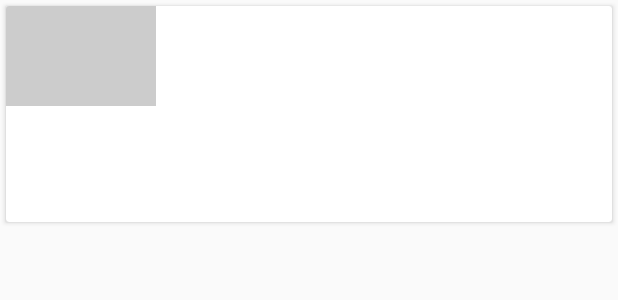
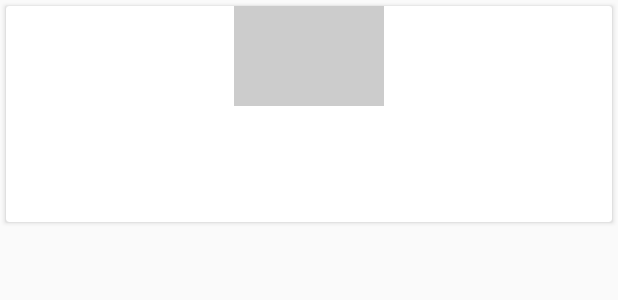
Before and after one commit to IvanLepi/XYZ, an Android app: the layout list_item_article.xml on its own in the app's theme, with its tools: preview values and no code run, on a phone screen of 412 x 824 dp. Shown: the top 300 px of the screen. Run offline under Robolectric (Android 15) with nearby library versions, the phone set to English and light mode, and no system bars.

Commit message:
material transition

```diff
--- a/XYZReader/src/main/AndroidManifest.xml
+++ b/XYZReader/src/main/AndroidManifest.xml
@@ -12,7 +12,7 @@
         android:allowBackup="true"
         android:icon="@mipmap/ic_launcher"
         android:label="@string/app_name"
-        android:theme="@style/Theme.Bacon">
+        android:theme="@style/AppTheme">
 
         <activity
             android:name=".ui.ArticleListActivity"
--- a/XYZReader/src/main/java/com/example/xyzreader/ui/ArticleDetailActivity.java
+++ b/XYZReader/src/main/java/com/example/xyzreader/ui/ArticleDetailActivity.java
@@ -10,7 +10,7 @@ import android.os.Build;
 import android.os.Bundle;
 import android.support.v13.app.FragmentStatePagerAdapter;
 import android.support.v4.view.ViewPager;
-import android.support.v7.app.ActionBarActivity;
+import android.support.v7.app.AppCompatActivity;
 import android.util.TypedValue;
 import android.view.View;
 import android.view.ViewGroup;
@@ -23,7 +23,7 @@ import com.example.xyzreader.data.ItemsContract;
 /**
  * An activity representing a single Article detail screen, letting you swipe between articles.
  */
-public class ArticleDetailActivity extends ActionBarActivity
+public class ArticleDetailActivity extends AppCompatActivity
         implements LoaderManager.LoaderCallbacks<Cursor> {
 
     private Cursor mCursor;
--- a/XYZReader/src/main/res/layout/list_item_article.xml
+++ b/XYZReader/src/main/res/layout/list_item_article.xml
@@ -1,5 +1,4 @@
 <android.support.v7.widget.CardView xmlns:android="http://schemas.android.com/apk/res/android"
-    xmlns:app="http://schemas.android.com/apk/res-auto"
     android:layout_width="match_parent"
     android:layout_height="wrap_content"
     android:layout_marginLeft="4dp"
@@ -20,7 +19,8 @@
             android:id="@+id/thumbnail"
             android:layout_width="100dp"
             android:layout_height="100dp"
-            android:background="@color/photo_placeholder" />
+            android:background="@color/photo_placeholder"
+            android:layout_gravity="center"/>
 
         <TextView
             android:id="@+id/article_title"
@@ -31,9 +31,10 @@
             android:paddingTop="16dp"
             android:paddingRight="16dp"
             android:paddingBottom="4dp"
-            android:textColor="@color/ltgray"
+            android:textColor="@color/primary_text"
             android:ellipsize="end"
-            android:maxLines="4" />
+            android:maxLines="4"
+            android:gravity="center_horizontal"/>
 
         <TextView
             android:id="@+id/article_subtitle"
@@ -43,10 +44,10 @@
             android:paddingLeft="16dp"
             android:paddingRight="16dp"
             android:paddingBottom="16dp"
-            android:textColor="#6000"
+            android:textColor="@color/secondary_text"
             android:maxLines="1"
-            android:singleLine="true"
-            android:ellipsize="end" />
+            android:ellipsize="end"
+            android:gravity="center_horizontal"/>
     </LinearLayout>
 
 </android.support.v7.widget.CardView>
--- a/XYZReader/src/main/res/values/colors.xml
+++ b/XYZReader/src/main/res/values/colors.xml
@@ -22,4 +22,12 @@
     <color name="theme_primary_dark">#04561A</color>
     <color name="theme_accent">#04561A</color>
     <color name="ltgray">#ffe0e0e0</color>
+
+    <!-- using the "Light Blue" Material Palette -->
+    <color name="primary">#03A9F4</color>  <!-- 500 -->
+    <color name="primary_dark">#0288D1</color>  <!-- 700 -->
+    <color name="primary_light">#B3E5FC</color> <!-- 100 -->
+    <color name="accent">#FFD740</color>
+    <color name="primary_text">#212121</color>
+    <color name="secondary_text">#727272</color>
 </resources>
--- a/XYZReader/src/main/res/values/styles.xml
+++ b/XYZReader/src/main/res/values/styles.xml
@@ -16,13 +16,19 @@
 -->
 
 <resources>
+        <!-- Base application theme. -->
+        <style name="AppTheme" parent="Theme.AppCompat.Light.NoActionBar">
+                <item name="colorPrimary">@color/primary</item>
+                <item name="colorPrimaryDark">@color/primary_dark</item>
+                <item name="colorAccent">@color/accent</item>
+                <item name="toolbarStyle">@style/Toolbar</item>
+        </style>
 
-    <style name="Theme.Bacon" parent="@style/Theme.AppCompat.Light.NoActionBar">
+        <!-- main activity toolbar style -->
+        <style name="Toolbar" parent="Widget.AppCompat.Toolbar">
+                <item name="android:background">?attr/colorPrimary</item>
+                <item name="popupTheme">@style/Theme.AppCompat.Light</item>
+        </style>
 
-    </style>
-
-    <style name="Theme.Bacon.Detail">
-        <item name="android:statusBarColor">@android:color/transparent</item>
-    </style>
 
 </resources>
```
Also changed, not shown: XYZReader/build.gradle (+11 -10 lines), XYZReader/src/main/java/com/example/xyzreader/ui/ArticleDetailFragment.java (+2 -9 lines), XYZReader/src/main/java/com/example/xyzreader/ui/ArticleListActivity.java (+4 -6 lines), XYZReader/src/main/res/layout/activity_article_list.xml (+34 -32 lines), XYZReader/src/main/res/layout/fragment_article_detail.xml (+24 -18 lines).
